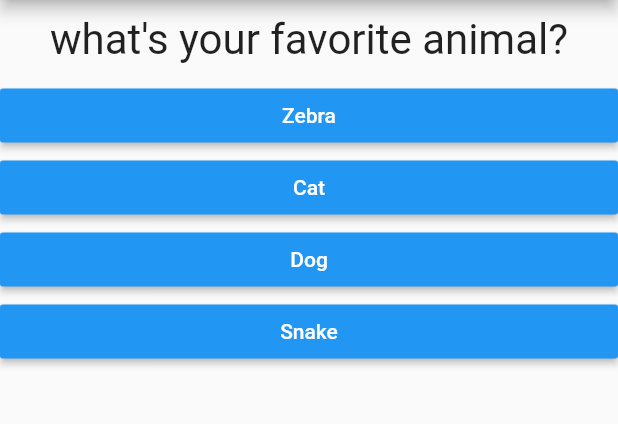
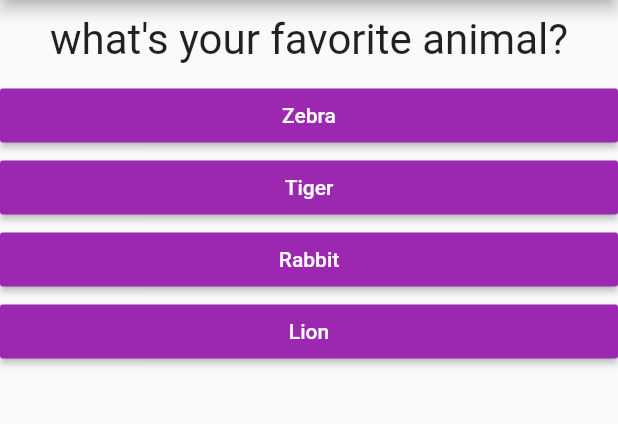
Before and after one commit to Kgil0115/InfraQuizApp, a Flutter app: the screen it shows after launch, after a tap on "Black", on a phone screen of 412 x 824 dp, the part 84-508 px from its top. Run offline on Flutter 3.47's test engine with Material 2 defaults, Android fonts, the phone set to English and light mode, and no system bars.

Commit message:
bug fixed. 퀴즈 종료후 다시 시작 버튼 추가하여 다시 시작 기능하기

```diff
--- a/lib/answer.dart
+++ b/lib/answer.dart
@@ -8,10 +8,11 @@ class Answer extends StatelessWidget {
 
   @override
   Widget build(BuildContext context) {
+    print('Answer!');
     return Container(
       width: double.infinity,
       child: RaisedButton(
-        color: Colors.blue,
+        color: Colors.purple,
         textColor: Colors.white,
         child: Text(answerText),
         onPressed: selectHandler,
--- a/lib/main.dart
+++ b/lib/main.dart
@@ -19,22 +19,47 @@ class MyApp extends StatefulWidget {
 class MyAppState extends State<MyApp> {
   final _questions = const [
     {
-      'questionText': 'what\'s your favorite color?',
-      'answers': ['Black', 'Blue', 'White', 'Yellow'],
+      'questionText': 'what\'s your favorite color22?',
+      'answers': [
+        {'text': 'Black', 'score': 10},
+        {'text': 'Red', 'score': 0},
+        {'text': 'Yellow', 'score': 0},
+        {'text': 'Mint', 'score': 0},
+      ],
     },
     {
       'questionText': 'what\'s your favorite animal?',
-      'answers': ['Zebra', 'Cat', 'Dog', 'Snake'],
+      'answers': [
+        {'text': 'Zebra', 'score': 0},
+        {'text': 'Tiger', 'score': 0},
+        {'text': 'Rabbit', 'score': 0},
+        {'text': 'Lion', 'score': 10},
+      ],
     },
     {
       'questionText': 'what\'s your favorite language?',
-      'answers': ['Python', 'C++', 'Java', 'Dart'],
+      'answers': [
+        {'text': 'Java', 'score': 0},
+        {'text': 'C++', 'score': 0},
+        {'text': 'Dart', 'score': 10},
+        {'text': 'Python', 'score': 0},
+      ],
     }
   ];
 
   var _questionIndex = 0;
+  int _totalScore = 0;
 
-  void _answerQuestion() {
+  void _resetQuiz() {
+    setState(() {
+      _questionIndex = 0;
+      _totalScore = 0;
+    });
+  }
+
+  void _answerQuestion(int score) {
+    _totalScore += score;
+
     setState(() {
       _questionIndex = _questionIndex + 1;
     });
@@ -58,6 +83,6 @@ class MyAppState extends State<MyApp> {
                     answerQuestion: _answerQuestion,
                     questionIndex: _questionIndex,
                     questions: _questions)
-                : Result()));
+                : Result(_totalScore, _resetQuiz)));
   }
 }
--- a/lib/quiz.dart
+++ b/lib/quiz.dart
@@ -5,7 +5,7 @@ import './answer.dart';
 class Quiz extends StatelessWidget {
   final List<Map<String, Object>> questions;
   final int questionIndex;
-  final VoidCallback answerQuestion;
+  final Function answerQuestion;
 
   Quiz(
       {required this.questions,
@@ -16,9 +16,13 @@ class Quiz extends StatelessWidget {
   Widget build(BuildContext context) {
     return Column(
       children: [
-        Question(questions[questionIndex]['questionText'] as String),
-        ...(questions[questionIndex]['answers'] as List<String>).map((answer) {
-          return Answer(answerQuestion, answer);
+        Question(
+          questions[questionIndex]['questionText'] as String,
+        ),
+        ...(questions[questionIndex]['answers'] as List<Map<String, Object>>)
+            .map((answer) {
+          return Answer(() => answerQuestion(answer['score'] as int),
+              answer['text'] as String);
         }).toList()
       ],
     );
```
Also changed, not shown: lib/result.dart (+35 -1 lines), 1 other file.
